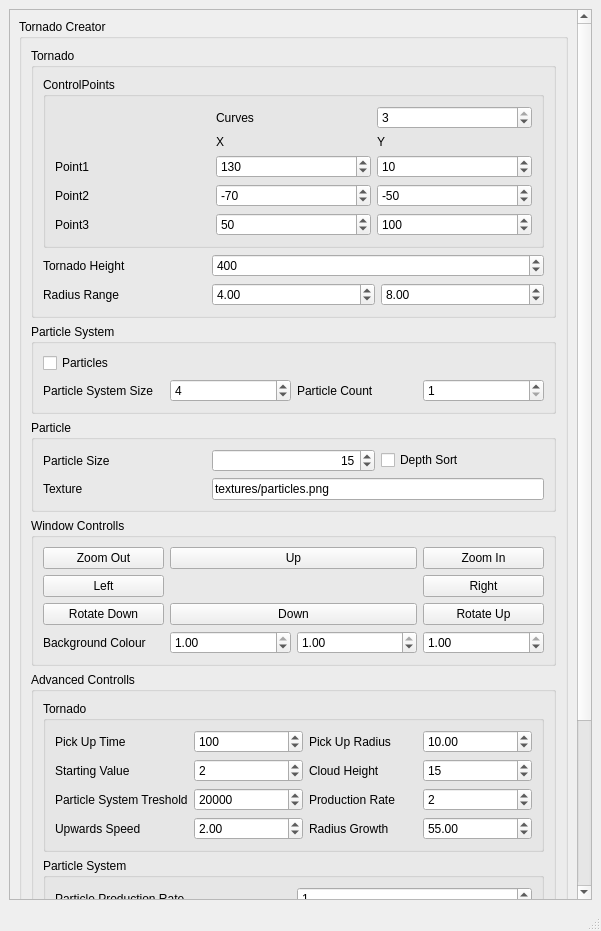
The window that ui/MainWindow.ui (carolagille/Tornado) describes before a commit, drawn with Qt 5.
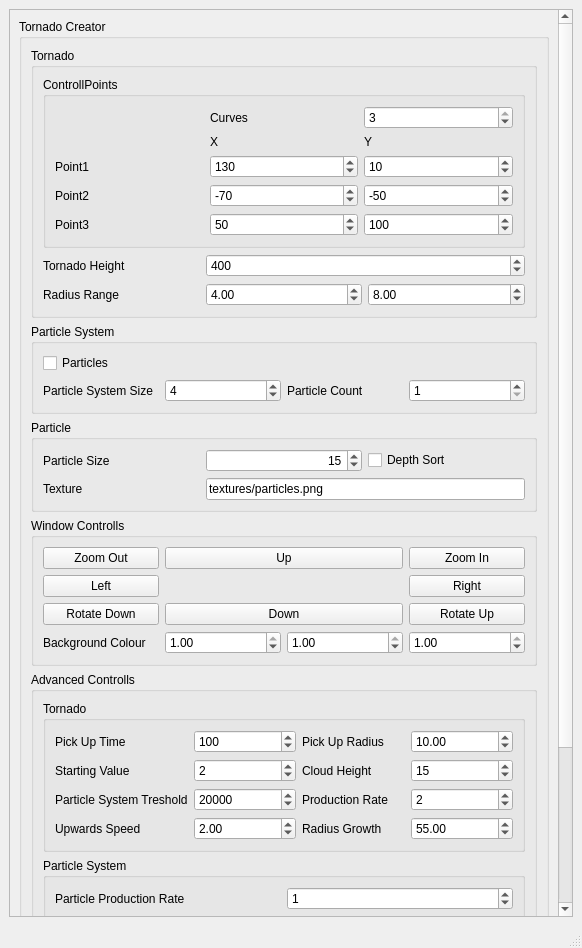
The same window after the commit.

Diff of the .ui file:
```diff
--- a/ui/MainWindow.ui
+++ b/ui/MainWindow.ui
@@ -9,8 +9,8 @@
    <rect>
     <x>0</x>
     <y>0</y>
-    <width>601</width>
-    <height>931</height>
+    <width>582</width>
+    <height>948</height>
    </rect>
   </property>
   <property name="windowTitle">
@@ -28,8 +28,8 @@
         <rect>
          <x>0</x>
          <y>0</y>
-         <width>569</width>
-         <height>1257</height>
+         <width>556</width>
+         <height>1220</height>
         </rect>
        </property>
        <layout class="QGridLayout" name="gridLayout_9">
@@ -74,7 +74,7 @@
               <item row="1" column="0" colspan="3">
                <widget class="QGroupBox" name="groupBox_2">
                 <property name="title">
-                 <string>ControlPoints</string>
+                 <string>ControllPoints</string>
                 </property>
                 <layout class="QGridLayout" name="gridLayout">
                  <item row="4" column="0">
```
Left out of the diff: 6 changed lines with no effect on the pictures.
